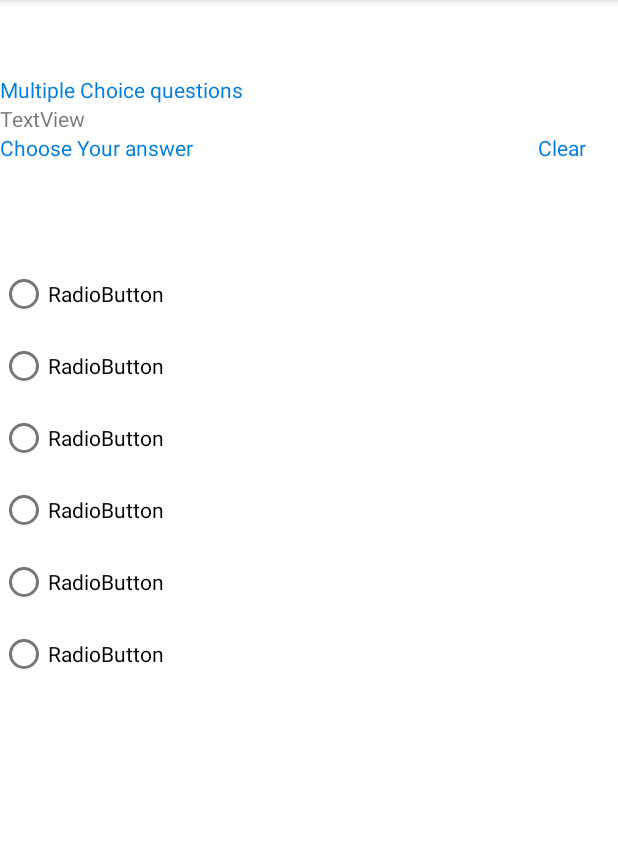
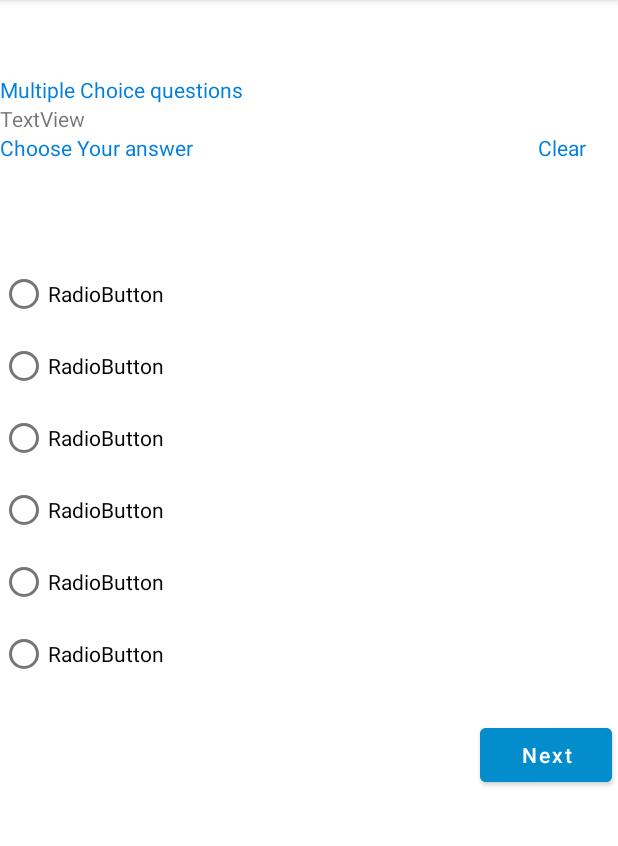
Before and after one commit to Suresh-sanganaboyana-improve10x/InterviewQuestions, an Android app: the screen it shows after launch (MultipleChoiceActivity), on a phone screen of 412 x 824 dp, the part 84-930 px from its top. Run offline under Robolectric (Android 15) with nearby library versions, the phone set to English and light mode, and no system bars; our stand-ins replace data binding.

Commit message:
Next button functionality completed

```diff
--- a/app/src/main/java/com/example/interviewquestion/MultiChoiceAdapter.java
+++ b/app/src/main/java/com/example/interviewquestion/MultiChoiceAdapter.java
@@ -1,8 +1,10 @@
 package com.example.interviewquestion;
 
+import android.content.res.ColorStateList;
 import android.view.LayoutInflater;
 import android.view.ViewGroup;
 
+import androidx.annotation.ColorInt;
 import androidx.annotation.NonNull;
 import androidx.recyclerview.widget.RecyclerView;
 
@@ -15,6 +17,7 @@ public class MultiChoiceAdapter extends RecyclerView.Adapter<MultiChoiceViewHold
     private List<Question> choices;
 
     private OnItemActionListener onItemActionListener;
+
     void setData(List<Question> choices) {
         this.choices = choices;
         notifyDataSetChanged();
--- a/app/src/main/java/com/example/interviewquestion/MultipleChoiceActivity.java
+++ b/app/src/main/java/com/example/interviewquestion/MultipleChoiceActivity.java
@@ -5,6 +5,7 @@ import androidx.recyclerview.widget.RecyclerView;
 
 import android.os.Bundle;
 import android.view.View;
+import android.widget.Toast;
 
 import com.example.interviewquestion.baseapi.BaseActivity;
 import com.example.interviewquestion.databinding.ActivityMultipleChoiceBinding;
@@ -18,9 +19,10 @@ import retrofit2.Response;
 
 public class MultipleChoiceActivity extends BaseActivity {
 
-    public ArrayList<Question> questions = new ArrayList<>();
+    public List<Question> questions = new ArrayList<>();
     public ActivityMultipleChoiceBinding binding;
     public MultiChoiceAdapter multiChoiceAdapter;
+    private int currentQuestionNum = 1;
 
     @Override
     protected void onCreate(Bundle savedInstanceState) {
@@ -30,31 +32,22 @@ public class MultipleChoiceActivity extends BaseActivity {
         fetchQuestionAndAnswers();
         setupMultiChoiceAdapter();
         setupMultipleChoiceRv();
+        setNextBtn();
     }
 
-
-    public void fetchQuestionAndAnswers() {
-        Call<List<Question>> call = multiChoiceService.getQuestionAndAnswers();
-        call.enqueue(new Callback<List<Question>>() {
-            @Override
-            public void onResponse(Call<List<Question>> call, Response<List<Question>> response) {
-                List<Question> questionList = response.body();
-                multiChoiceAdapter.setData(questionList);
-            }
-
-            @Override
-            public void onFailure(Call<List<Question>> call, Throwable t) {
-
+    private void setNextBtn() {
+        binding.nextBtn.setOnClickListener(v -> {
+            try {
+                currentQuestionNum++;
+                Question question = questions.get(currentQuestionNum-1);
+                showQuestion(question);
+            } catch (Exception exception) {
+                Toast.makeText(this, "Questions over", Toast.LENGTH_SHORT).show();
             }
         });
     }
 
-    public void setupMultiChoiceAdapter() {
-        multiChoiceAdapter = new MultiChoiceAdapter();
-        multiChoiceAdapter.setData(questions);
-        multiChoiceAdapter.setOnItemActionListener(new OnItemActionListener() {
-            @Override
-            public void onNumberClick(Question question) {
+    public void showQuestion(Question question) {
         binding.questionTxt.setText(question.getQuestion());
         if (question.getAnswers().getAnswerA() == null) {
             binding.answerARb.setVisibility(View.GONE);
@@ -93,6 +86,33 @@ public class MultipleChoiceActivity extends BaseActivity {
             binding.answerFfRb.setText(question.getAnswers().getAnswerF());
         }
     }
+
+
+    public void fetchQuestionAndAnswers() {
+        Call<List<Question>> call = multiChoiceService.getQuestionAndAnswers();
+        call.enqueue(new Callback<List<Question>>() {
+            @Override
+            public void onResponse(Call<List<Question>> call, Response<List<Question>> response) {
+                questions = response.body();
+                multiChoiceAdapter.setData(questions);
+            }
+
+            @Override
+            public void onFailure(Call<List<Question>> call, Throwable t) {
+
+            }
+        });
+    }
+
+
+    public void setupMultiChoiceAdapter() {
+        multiChoiceAdapter = new MultiChoiceAdapter();
+        multiChoiceAdapter.setData(questions);
+        multiChoiceAdapter.setOnItemActionListener(new OnItemActionListener() {
+            @Override
+            public void onNumberClick(Question question) {
+               showQuestion(question);
+            }
         });
     }
 
--- a/app/src/main/res/layout/activity_multiple_choice.xml
+++ b/app/src/main/res/layout/activity_multiple_choice.xml
@@ -111,5 +111,18 @@
             />
     </RadioGroup>
 
+    <Button
+        android:id="@+id/next_btn"
+        android:layout_width="wrap_content"
+        android:layout_height="wrap_content"
+        android:layout_marginEnd="4dp"
+        android:backgroundTint="#038DCC"
+        android:text="Next"
+        android:textAllCaps="false"
+        app:layout_constraintBottom_toBottomOf="parent"
+        app:layout_constraintEnd_toEndOf="parent"
+        app:layout_constraintTop_toBottomOf="@+id/radioGroup"
+        app:layout_constraintVertical_bias="0.074" />
+
 </androidx.constraintlayout.widget.ConstraintLayout>
 </layout>
```
Lines whose indentation alone changed are shown as unchanged.
